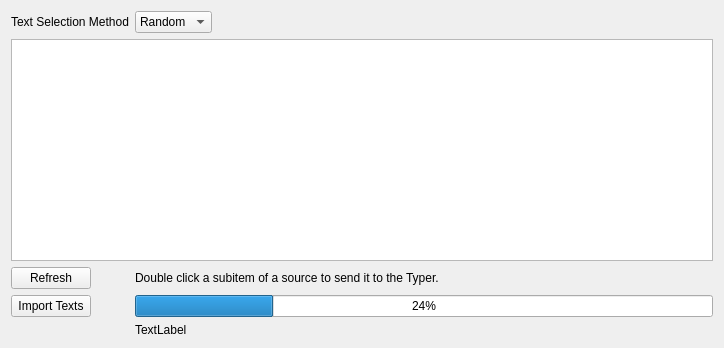
Above: textmanager.ui from coryo/amphetype2 before the change. Below: the same form after it.
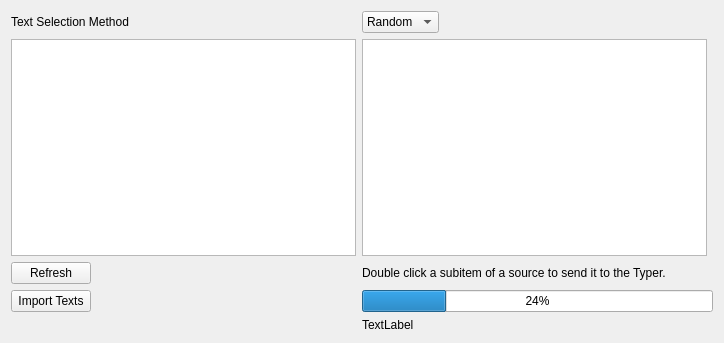
That is the form after the change.

Patch:
```diff
--- a/textmanager.ui
+++ b/textmanager.ui
@@ -7,7 +7,7 @@
     <x>0</x>
     <y>0</y>
     <width>724</width>
-    <height>348</height>
+    <height>343</height>
    </rect>
   </property>
   <property name="windowTitle">
@@ -16,6 +16,9 @@
   <layout class="QGridLayout" name="gridLayout_2">
    <item row="0" column="0">
     <layout class="QGridLayout" name="gridLayout">
+     <item row="3" column="0">
+      <widget class="QTableView" name="sourcesTable"/>
+     </item>
      <item row="4" column="1" colspan="2">
       <widget class="QLabel" name="label_2">
        <property name="text">
@@ -82,28 +85,6 @@
        </item>
       </widget>
      </item>
-     <item row="3" column="0" colspan="3">
-      <widget class="QTreeView" name="sourcesView">
-       <property name="sizePolicy">
-        <sizepolicy hsizetype="Preferred" vsizetype="Expanding">
-         <horstretch>0</horstretch>
-         <verstretch>0</verstretch>
-        </sizepolicy>
-       </property>
-       <property name="minimumSize">
-        <size>
-         <width>0</width>
-         <height>0</height>
-        </size>
-       </property>
-       <property name="alternatingRowColors">
-        <bool>true</bool>
-       </property>
-       <property name="uniformRowHeights">
-        <bool>true</bool>
-       </property>
-      </widget>
-     </item>
      <item row="4" column="0">
       <widget class="QPushButton" name="refreshSources">
        <property name="sizePolicy">
@@ -130,6 +111,9 @@
        </property>
       </widget>
      </item>
+     <item row="3" column="1">
+      <widget class="QTableView" name="textsTable"/>
+     </item>
     </layout>
    </item>
   </layout>
```
Left out of the diff: 26 changed lines with no effect on the pictures.
